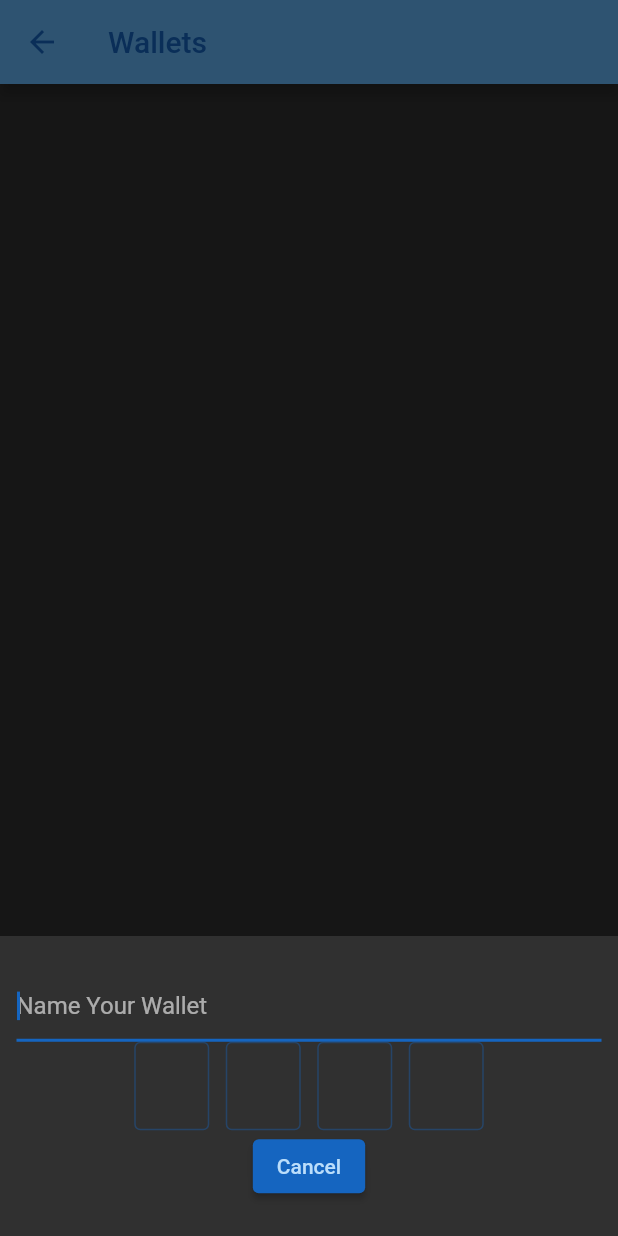
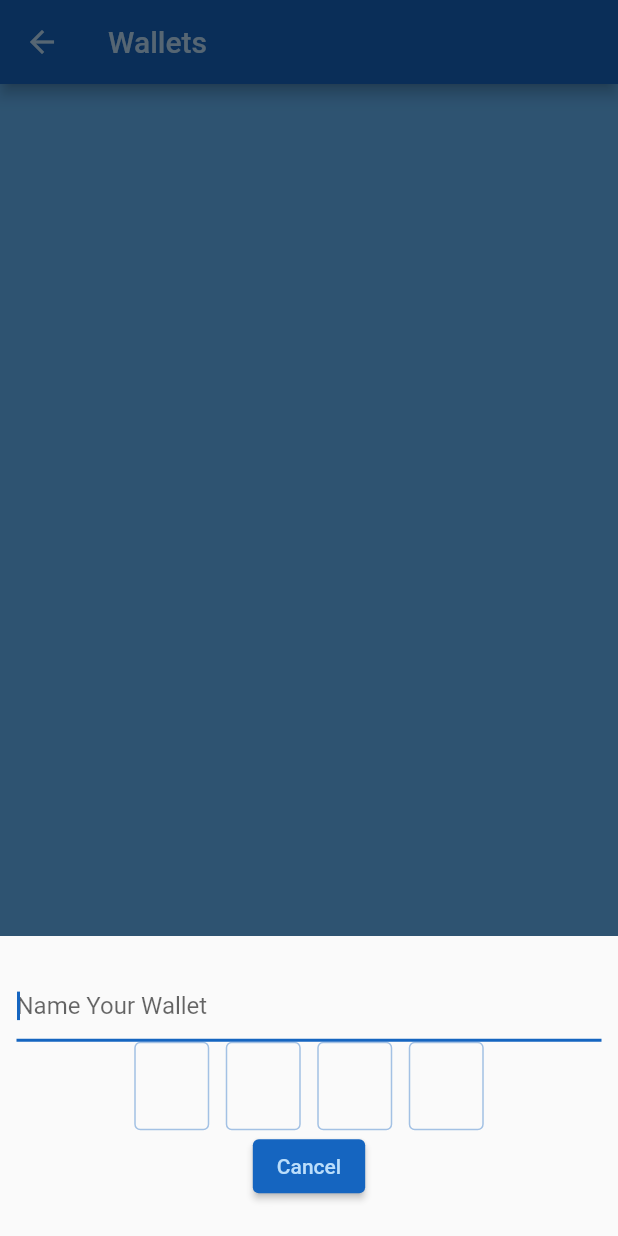
Before and after one commit to dipware/admin, a Flutter app: the WalletsListPage screen opened by its route, after a tap on "New Wallet", on a phone screen of 412 x 824 dp. Run offline on Flutter 3.47's test engine with Material 2 defaults, Android fonts, the phone set to English and light mode, and no system bars; our stand-ins replace firebase_core, flutter_dotenv; missing offline and left inert: qr_code_scanner, web3dart; accounts and stored records are empty; project files that could hold a hidden picture were left out.

Commit message:
background

```diff
--- a/lib/utils/style.dart
+++ b/lib/utils/style.dart
@@ -12,7 +12,7 @@ final themeData = ThemeData(
       onSurface: Colors.blue.shade800,
       onBackground: Colors.blue.shade800,
       onError: Colors.lightBlue,
-      brightness: Brightness.dark),
+      brightness: Brightness.light),
   textButtonTheme: TextButtonThemeData(
     style: TextButton.styleFrom(
       primary: Colors.white,
@@ -22,6 +22,9 @@ final themeData = ThemeData(
       ),
     ),
   ),
+  scaffoldBackgroundColor: Colors.blue.shade300,
+  // ),scaffoldBackgroundColor: this.,
+  cardColor: Colors.grey[400],
   textTheme: TextTheme(
     bodyText1: TextStyle(color: Colors.blue[900]),
     bodyText2: TextStyle(
```
